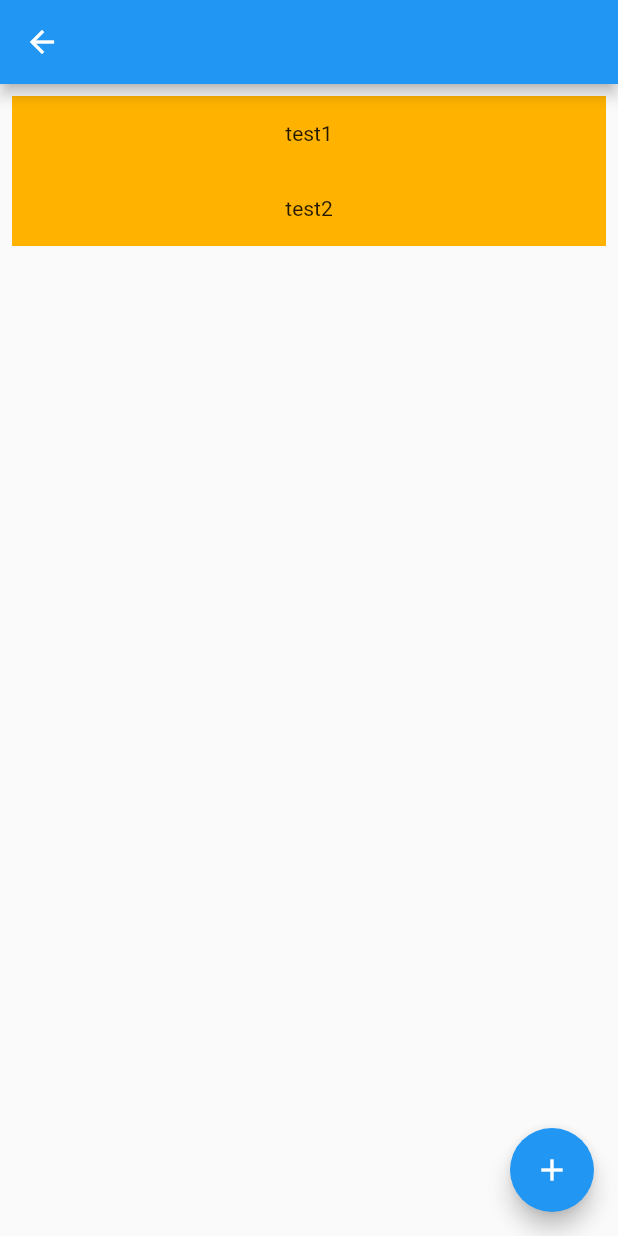
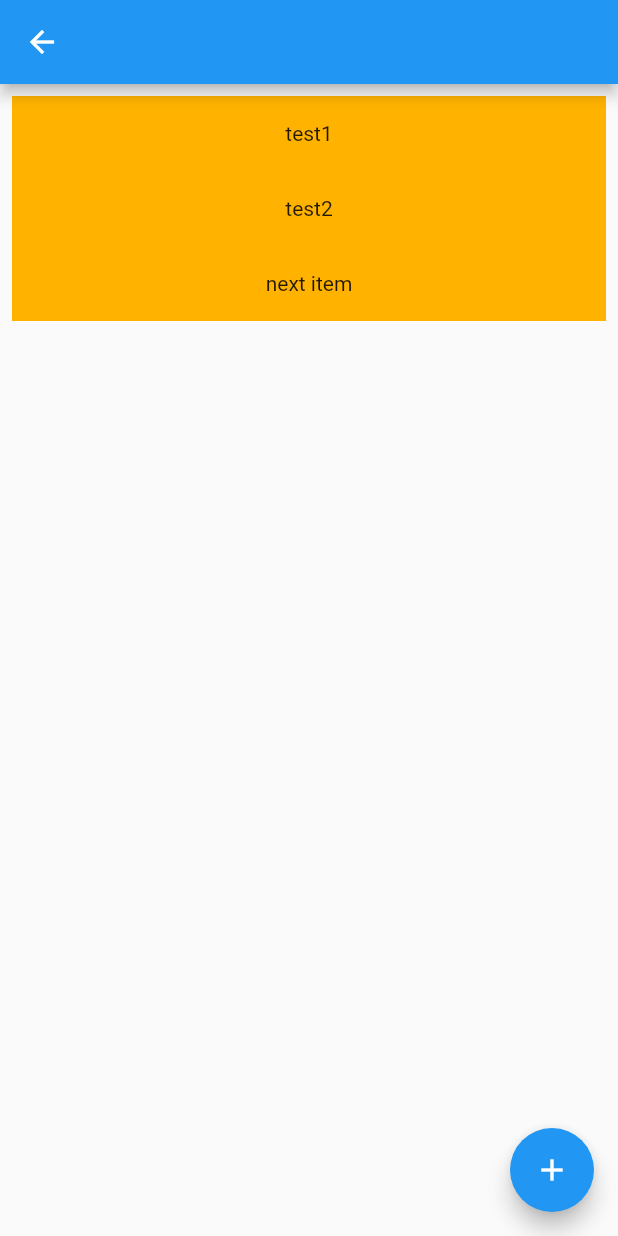
Before and after one commit to mjablecnik/flutter_bloc_jottings, a Flutter app: the Other screen opened by its route, after a tap on the "add" icon, on a phone screen of 412 x 824 dp. Run offline on Flutter 3.47's test engine with Material 2 defaults, Android fonts, the phone set to English and light mode, and no system bars; our stand-ins replace get.

Commit message:
fix: adding and showing new items in ListView

```diff
--- a/lib/controller.dart
+++ b/lib/controller.dart
@@ -9,6 +9,6 @@ class Controller extends GetxController{
   addToList(String item) {
 
     print("adding: " + item);
-    testList = [...testList, item];
+    testList.add(item);
   }
 }
--- a/lib/home.dart
+++ b/lib/home.dart
@@ -39,7 +39,7 @@ class Other extends GetView<Controller> {
     // Access the updated count variable
     return Scaffold(
       appBar: AppBar(),
-      body: ListView.builder(
+      body: Obx(() => ListView.builder(
         padding: const EdgeInsets.all(8),
         itemCount: controller.testList.length,
         itemBuilder: (context, index) {
@@ -51,7 +51,7 @@ class Other extends GetView<Controller> {
             ),
           );
         },
-      ),
+      )),
       floatingActionButton: FloatingActionButton(
         child: Icon(Icons.add),
         onPressed: () => controller.addToList("next item"),
```
